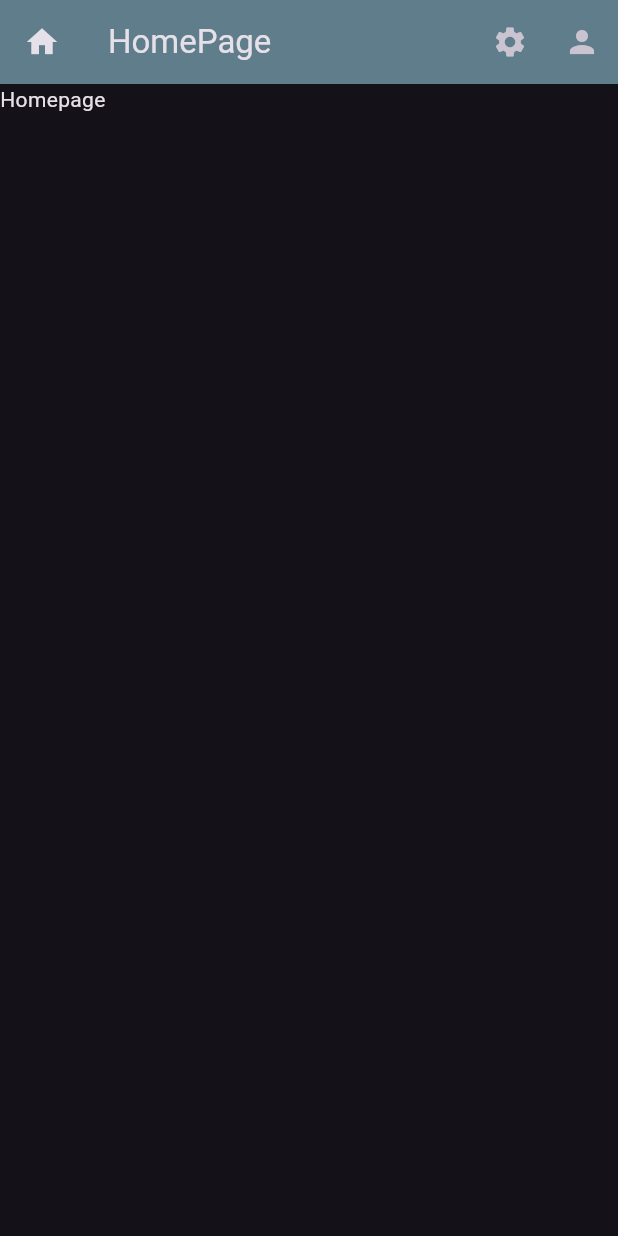
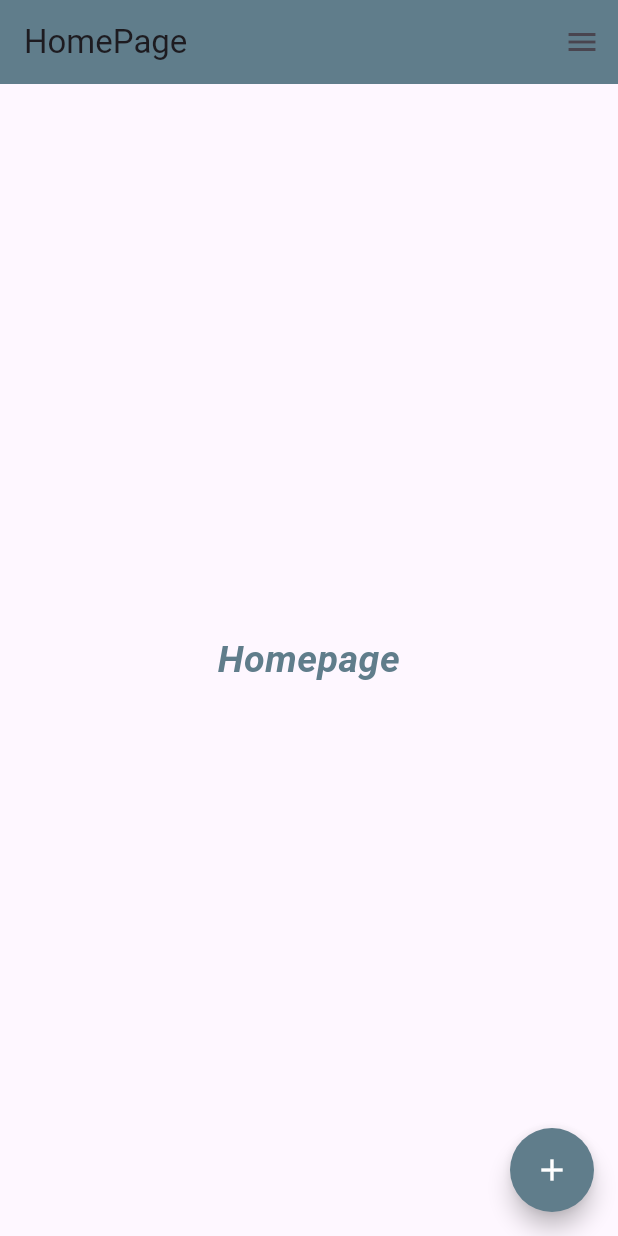
Before and after one commit to jaahaan/CSE-3212_Project_62I, a Flutter app: the screen it shows after launch, on a phone screen of 412 x 824 dp. Run offline on Flutter 3.47's test engine with Material 3 defaults, Android fonts, the phone set to English and light mode, and no system bars.

Commit message:
Drawer, FloatingActionButton, Text, Center

```diff
--- a/lib/home_page.dart
+++ b/lib/home_page.dart
@@ -9,13 +9,53 @@ class HomePage extends StatelessWidget {
       appBar: AppBar(
         title: Text("HomePage"),
         backgroundColor: Colors.blueGrey,
-        leading: Icon(Icons.home),
-        actions: [
-          IconButton(onPressed: () {}, icon: Icon(Icons.settings)),
-          IconButton(onPressed: () {}, icon: Icon(Icons.person)),
+        // leading: Icon(Icons.home),
+        // actions: [
+        //   IconButton(onPressed: () {}, icon: Icon(Icons.settings)),
+        //   IconButton(onPressed: () {}, icon: Icon(Icons.person)),
+        // ],
+      ),
+      endDrawer: NavigationDrawer(
+        children: [
+          DrawerHeader(
+            child: UserAccountsDrawerHeader(
+              decoration: BoxDecoration(color: Colors.blueGrey),
+              accountName: Text("Name"),
+              accountEmail: Text("Email"),
+            ),
+          ),
+          ListTile(
+            onTap: () {},
+            leading: Icon(Icons.home),
+            title: Text("Homepage"),
+          ),
+          Divider(),
+          ListTile(
+            onTap: () {},
+            leading: Icon(Icons.person),
+            title: Text("Profile"),
+          ),
         ],
       ),
-      body: Text("Homepage"),
+      floatingActionButton: FloatingActionButton(
+        onPressed: () {},
+        backgroundColor: Colors.blueGrey,
+        foregroundColor: Colors.white,
+        shape: CircleBorder(),
+        child: Icon(Icons.add),
+      ),
+      body: Center(
+        child: Text(
+          "Homepage",
+          textAlign: TextAlign.center,
+          style: TextStyle(
+            fontSize: 25,
+            color: Colors.blueGrey,
+            fontStyle: FontStyle.italic,
+            fontWeight: FontWeight.bold,
+          ),
+        ),
+      ),
     );
   }
 }
--- a/lib/main.dart
+++ b/lib/main.dart
@@ -12,7 +12,7 @@ class MyApp extends StatelessWidget {
   Widget build(BuildContext context) {
     return MaterialApp(
       debugShowCheckedModeBanner: false,
-      theme: ThemeData.dark(),
+      // theme: ThemeData.dark(),
       home: HomePage(),
     );
   }
```
